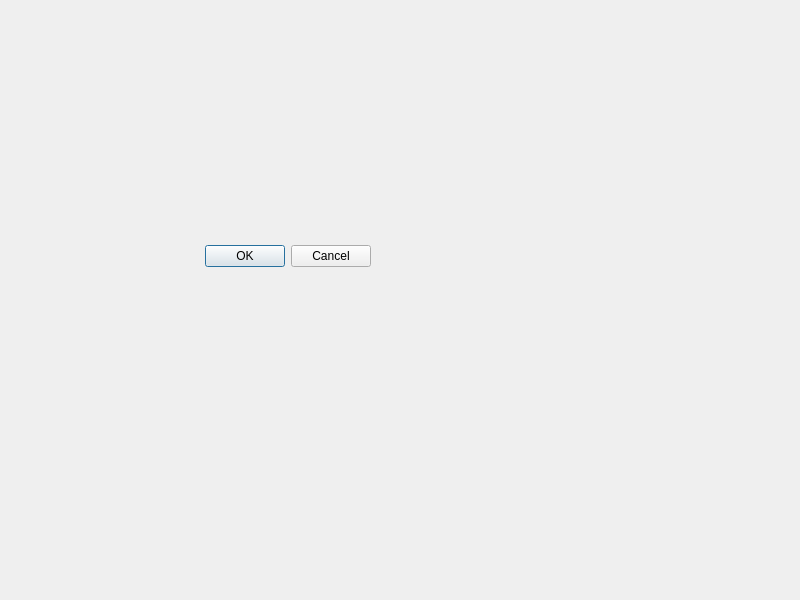
First picture: the form in info_silo/UI/keyword_search.ui, repository austinschaaf1/455_final, before the edit.
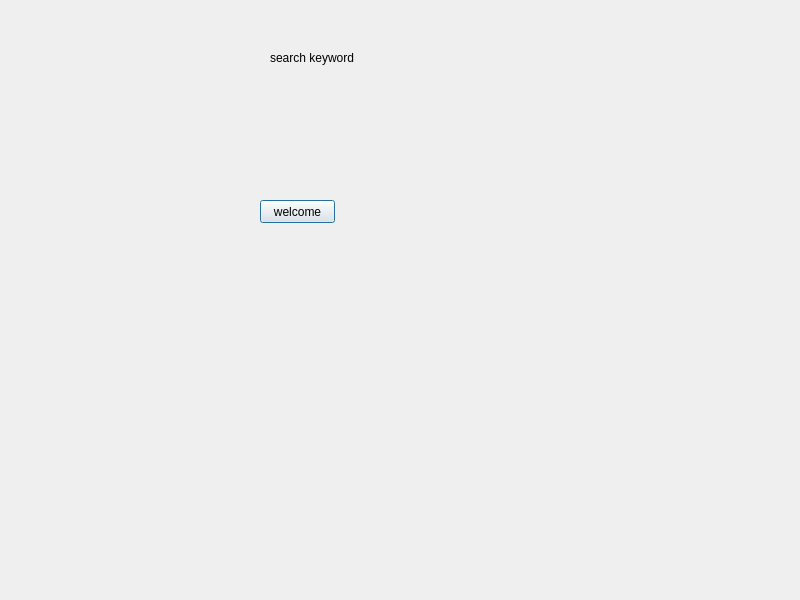
Second picture: the form after the edit.

Diff of the .ui file:
```diff
--- a/info_silo/UI/keyword_search.ui
+++ b/info_silo/UI/keyword_search.ui
@@ -25,20 +25,30 @@
   <property name="windowTitle">
    <string>Dialog</string>
   </property>
-  <widget class="QDialogButtonBox" name="buttonBox">
+  <widget class="QLabel" name="label">
    <property name="geometry">
     <rect>
-     <x>30</x>
-     <y>240</y>
-     <width>341</width>
-     <height>32</height>
+     <x>270</x>
+     <y>50</y>
+     <width>101</width>
+     <height>16</height>
     </rect>
    </property>
-   <property name="orientation">
-    <enum>Qt::Horizontal</enum>
+   <property name="text">
+    <string>search keyword</string>
    </property>
-   <property name="standardButtons">
-    <set>QDialogButtonBox::Cancel|QDialogButtonBox::Ok</set>
+  </widget>
+  <widget class="QPushButton" name="Welcome">
+   <property name="geometry">
+    <rect>
+     <x>260</x>
+     <y>200</y>
+     <width>75</width>
+     <height>23</height>
+    </rect>
+   </property>
+   <property name="text">
+    <string>welcome</string>
    </property>
   </widget>
  </widget>
```
Left out of the diff: 35 changed lines with no effect on the pictures.
